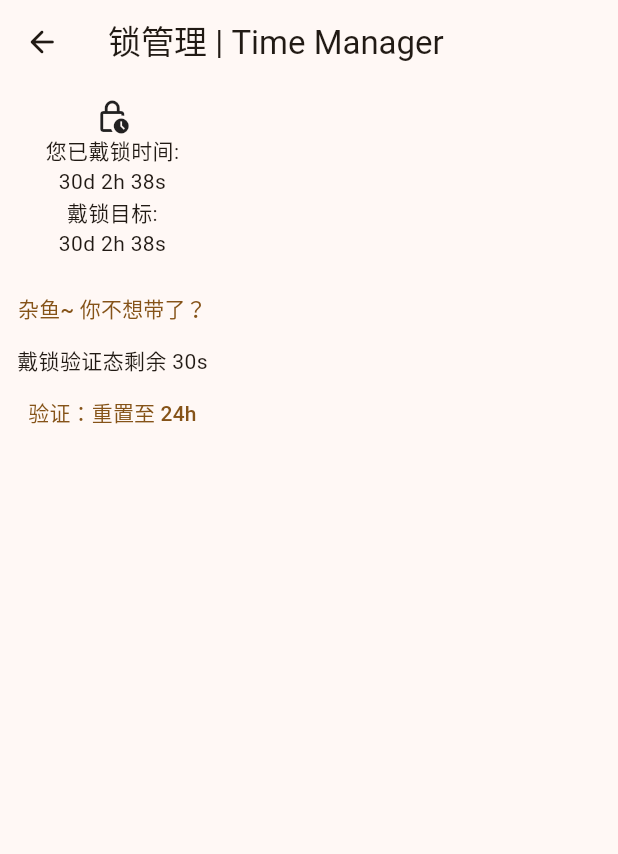
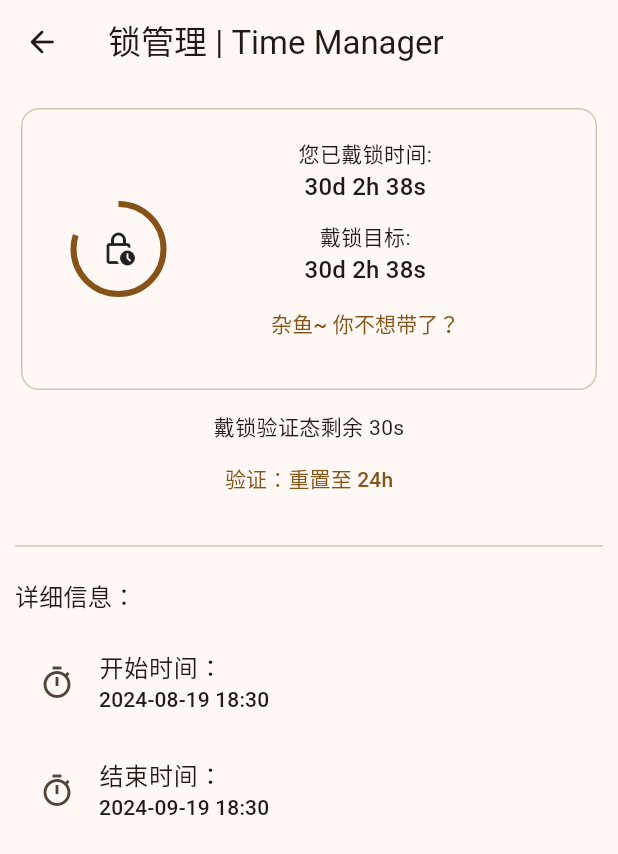
Before and after one commit to nimeinimei/flutter-app, a Flutter app: the tTimeManagerPage screen opened directly, on a phone screen of 412 x 824 dp. Shown: the top 854 px of the screen. Run offline on Flutter 3.47's test engine with Material 3 defaults, Android fonts, the light colour scheme and no system bars; missing offline and left inert: dart:ffi.

Commit message:
[Feature] 更新了主页面，调整了页面的绑定

```diff
--- a/lib/main.dart
+++ b/lib/main.dart
@@ -1,7 +1,9 @@
 import 'package:flutter/material.dart';
+import 'package:flutter/rendering.dart';
 import 'package:web/pages/homepage.dart';
 
 void main() {
+  // debugPaintSizeEnabled = true;
   runApp(const tApp());
 }
 
--- a/lib/pages/timemanagerpage.dart
+++ b/lib/pages/timemanagerpage.dart
@@ -17,26 +17,108 @@ class _tTimeManagerPage extends State<tTimeManagerPage> {
           icon: const Icon(Icons.arrow_back_rounded),
         ),
       ),
-      body: Column(
+      body: Padding(
+        padding: const EdgeInsets.fromLTRB(10, 2, 10, 2),
+        child: Center(
+          child: Expanded(
+            child: Column(
+              crossAxisAlignment: CrossAxisAlignment.center,
               children: [
                 SizedBox(
                   height: 10,
                 ),
+                // Icon(Icons.lock_clock_outlined),
+                Card.outlined(
+                  child: Padding(
+                    padding: EdgeInsets.all(20),
+                    child: Row(
+                      children: [
+                        SizedBox(
+                          width: 15,
+                        ),
+                        SizedBox(
+                          width: 60,
+                          height: 60,
+                          child: Stack(
+                            fit: StackFit.expand,
+                            alignment: AlignmentDirectional.center,
+                            children: [
                               Icon(Icons.lock_clock_outlined),
+                              CircularProgressIndicator(
+                                value: 0.8,
+                              )
+                            ],
+                          ),
+                        ),
+                        Expanded(
+                          child: Column(
+                            children: [
                               Text("您已戴锁时间:"),
-          Text("30d 2h 38s"),
+                              Text(
+                                "30d 2h 38s",
+                                style: Theme.of(context).textTheme.titleMedium,
+                              ),
+                              SizedBox(
+                                height: 10,
+                              ),
+                              Text("戴锁目标:"),
+                              Text(
+                                "30d 2h 38s",
+                                style: Theme.of(context).textTheme.titleMedium,
+                              ),
+                              TextButton(
+                                  onPressed: () {}, child: Text("杂鱼~ 你不想带了？")),
+                            ],
+                          ),
+                        ),
+                      ],
+                    ),
+                  ),
+                ),
 
-          Text("戴锁目标:"),
-          Text("30d 2h 38s"),
-
-          SizedBox(height: 10,),
-          TextButton(onPressed: (){}, child: Text("杂鱼~ 你不想带了？")),
+                SizedBox(
+                  height: 10,
+                ),
 
                 Text("戴锁验证态剩余 30s"),
-          TextButton(onPressed: (){}, child: Text("验证：重置至 24h")),
-
-          Text("")
+                TextButton(onPressed: () {}, child: Text("验证：重置至 24h")),
+                SizedBox(
+                  height: 20,
+                ),
+                Divider(
+                  height: 2,
+                ),
+                SizedBox(
+                  height: 20,
+                ),
+                Row(
+                  children: [
+                    Expanded(
+                        child: Text(
+                      "详细信息：",
+                      style: Theme.of(context).textTheme.titleMedium,
+                    ))
                   ],
+                ),
+                SizedBox(
+                  height: 10,
+                ),
+                ListTile(
+                  leading: Icon(Icons.timer_outlined),
+                  title: Text("开始时间："),
+                  subtitle: Text("2024-08-19 18:30",
+                      style: Theme.of(context).textTheme.titleSmall),
+                ),
+                ListTile(
+                  leading: Icon(Icons.timer_outlined),
+                  title: Text("结束时间："),
+                  subtitle: Text("2024-09-19 18:30",
+                      style: Theme.of(context).textTheme.titleSmall),
+                ),
+              ],
+            ),
+          ),
+        ),
       ),
     );
   }
```
Also changed, not shown: lib/pages/homepage.dart (+60 -26 lines), lib/pages/taskmanagerpage.dart (+36 -0 lines). Lines whose indentation alone changed are shown as unchanged.
